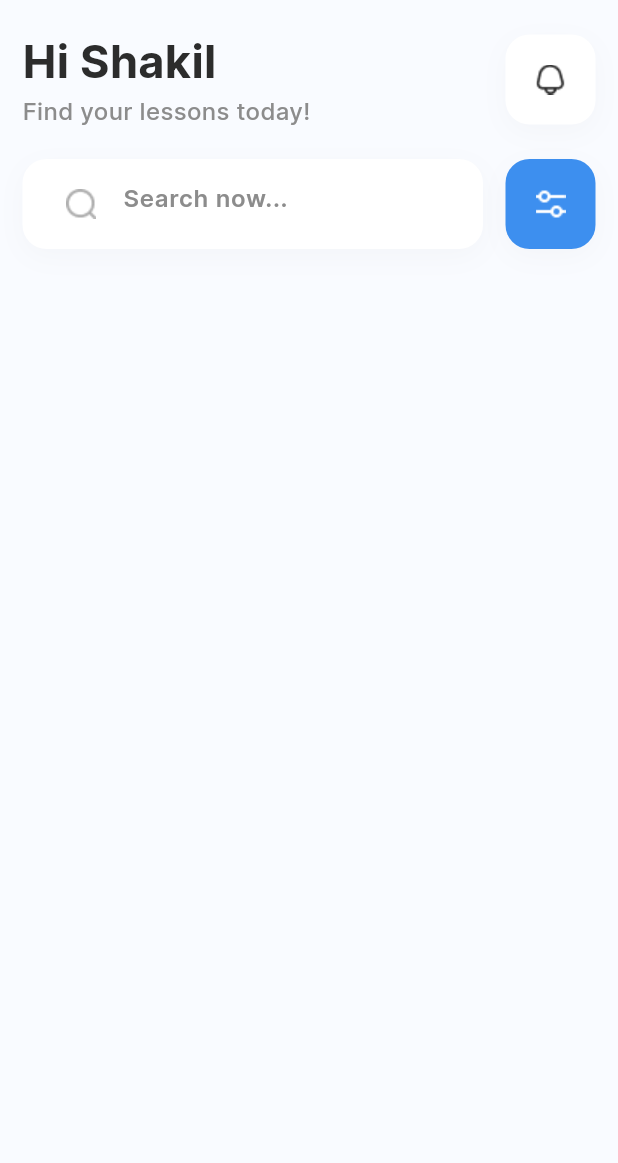
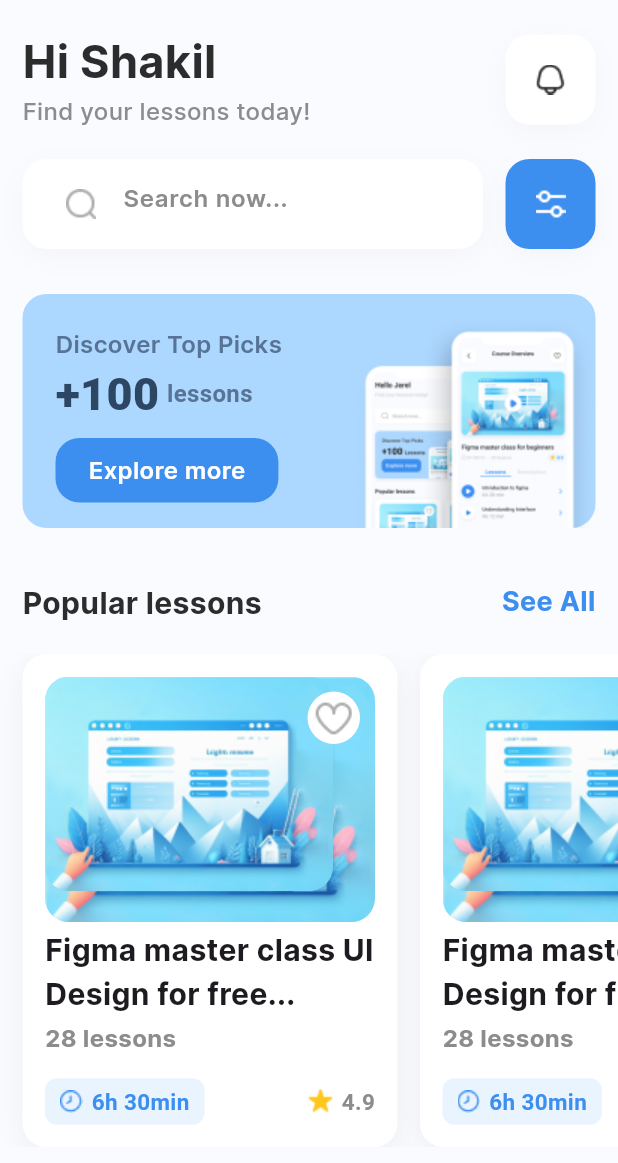
Before and after one commit to shakilahmed0369/e_learing_app_flutter, a Flutter app: the screen it shows after launch, on a phone screen of 412 x 824 dp. Shown: the top 1163 px of the screen. Run offline on Flutter 3.47's test engine with Material 3 defaults, Android fonts, the phone set to English and light mode, and no system bars.

Commit message:
add: lesson section complete

```diff
--- a/lib/screens/HomeScreen.dart
+++ b/lib/screens/HomeScreen.dart
@@ -1,4 +1,6 @@
 import 'package:e_learing_app/utils/ThemeColors.dart';
+import 'package:e_learing_app/widgets/CardWidget.dart';
+import 'package:e_learing_app/widgets/SearchWidget.dart';
 import 'package:flutter/material.dart';
 
 class HomeScreen extends StatefulWidget {
@@ -49,12 +51,12 @@
                       borderRadius: BorderRadius.circular(16),
                       boxShadow: [
                         BoxShadow(
-                            color: const Color.fromARGB(255, 190, 190, 190).withOpacity(0.1),
+                          color: const Color.fromARGB(255, 190, 190, 190)
+                              .withOpacity(0.1),
                           blurRadius: 15,
                           offset: const Offset(0, 5),
                         )
                       ],
-
                     ),
                     child: const Image(
                       image: AssetImage('assets/images/bell.png'),
@@ -65,82 +67,109 @@
                 ],
               ),
             ),
+            const SearchWidget(),
+            Container(
+              margin: EdgeInsets.only(top: 30, left: 15, right: 15),
+              width: double.maxFinite,
+              height: 156,
+              decoration: BoxDecoration(
+                color: Color(0xFFACD7FF),
+                borderRadius: BorderRadius.circular(16),
+              ),
+              child: Row(
+                mainAxisAlignment: MainAxisAlignment.spaceBetween,
+                crossAxisAlignment: CrossAxisAlignment.end,
+                children: [
                   Padding(
-              padding: EdgeInsets.only(top: 20, left: 15, right: 15),
-              child: Row(
+                    padding: EdgeInsets.only(left: 22, top: 22),
+                    child: Column(
+                      crossAxisAlignment: CrossAxisAlignment.start,
                       children: [
-                  Expanded(
-                    child: Container(
-                      margin: EdgeInsets.only(right: 15),
-                      padding: EdgeInsets.only(
-                          top: 6, left: 15, right: 15, bottom: 6),
-                      decoration: BoxDecoration(
-                          color: Colors.white,
-                          borderRadius: BorderRadius.circular(16),
-                          boxShadow: [
-                            BoxShadow(
-                            color: const Color.fromARGB(255, 190, 190, 190).withOpacity(0.1),
-                              blurRadius: 15,
-                              offset: const Offset(0, 5),
-                            )
-                          ]),
-                      child: TextField(
-                        decoration: InputDecoration(
-                          border: InputBorder.none,
-                          prefixIcon: SizedBox(
-                            child: Image(
-                                image: AssetImage('assets/images/search.png')),
+                        Text(
+                          "Discover Top Picks",
+                          style: TextStyle(
+                              fontSize: 16.0,
+                              color: Color(0xFF577395),
+                              fontFamily: 'Inter',
+                              fontWeight: FontWeight.w600),
                         ),
-                          hintText: 'Search now...',
-                          hintStyle: TextStyle(
-                              color: ThemeColors.textSecondaryColor,
-                              fontFamily: 'Inter',
-                              fontWeight: FontWeight.w600,
-                              fontSize: 16.0),
+                        Row(
+                          children: [
+                            Text(
+                              "+100",
+                              style: TextStyle(
+                                  fontWeight: FontWeight.w800,
+                                  fontSize: 30,
+                                  color: Color(0xFF2D4663)),
                             ),
+                            SizedBox(
+                              width: 5,
                             ),
-                    ),
-                  ),
-                  InkWell(
-                    onTap: () {
-                      showDialog(
-                          context: context,
-                          builder: (BuildContext context) {
-                            return AlertDialog(
-                              title: Text('Filter'),
-                              content: Text('lorem ipsum dolor sit amet ...'),
-                              actions: [
-                                TextButton(
-                                    onPressed: () {
-                                      Navigator.of(context).pop();
-                                    },
-                                    child: Text('Ok'))
-                              ],
-                            );
-                          });
-                    },
-                    child: Container(
-                      height: 60,
-                      width: 60,
-                      decoration: BoxDecoration(
-                        color: ThemeColors.primaryColor,
-                        borderRadius: BorderRadius.circular(16),
-                        boxShadow: [
-                          BoxShadow(
-                            color: const Color.fromARGB(255, 190, 190, 190).withOpacity(0.1),
-                            blurRadius: 15,
-                            offset: const Offset(0, 5),
+                            Text(
+                              "lessons",
+                              style: TextStyle(
+                                  fontSize: 16.0,
+                                  fontWeight: FontWeight.bold,
+                                  color: Color(0xFF577395)),
                             )
                           ],
                         ),
-                      child: const Image(
-                        image: AssetImage('assets/images/filter.png'),
-                        height: 30,
-                        width: 30,
-                      ),
+                        SizedBox(height: 8),
+                        Container(
+                          padding: EdgeInsets.only(
+                              left: 22, top: 10, right: 22, bottom: 10),
+                          decoration: BoxDecoration(
+                              color: ThemeColors.primaryColor,
+                              borderRadius: BorderRadius.circular(16)),
+                          child: Text(
+                            'Explore more',
+                            style: TextStyle(
+                                fontSize: 16.0,
+                                fontFamily: 'Inter',
+                                fontWeight: FontWeight.w600,
+                                color: Colors.white),
                           ),
                         )
                       ],
+                    ),
+                  ),
+                  Container(
+                    child: Image(image: AssetImage('assets/images/banner.png')),
+                  )
+                ],
+              ),
+            ),
+            Container(
+              margin: EdgeInsets.only(top: 35, left: 15, right: 15),
+              child: Row(
+                  mainAxisAlignment: MainAxisAlignment.spaceBetween,
+                  children: [
+                    Text(
+                      'Popular lessons',
+                      style: TextStyle(
+                        fontSize: 20,
+                        fontWeight: FontWeight.w700,
+                        fontFamily: 'Inter',
+                        color: Color(0xFF2C2C2C),
+                      ),
+                    ),
+                    Text(
+                      'See All',
+                      style: TextStyle(
+                        fontSize: 18,
+                        fontWeight: FontWeight.w700,
+                        fontFamily: 'Inter',
+                        color: ThemeColors.primaryColor,
+                      ),
+                    ),
+                  ]),
+            ),
+            const SizedBox(height: 20),
+            // List of courses
+            SingleChildScrollView(
+              scrollDirection: Axis.horizontal,
+              child: Row(
+                children: [CardWidget(), CardWidget(), CardWidget()],
               ),
             )
           ]),
--- /dev/null
+++ b/lib/widgets/CardWidget.dart
@@ -0,0 +1,112 @@
+import 'package:e_learing_app/utils/ThemeColors.dart';
+import 'package:flutter/material.dart';
+
+class CardWidget extends StatefulWidget {
+  const CardWidget({super.key});
+
+  @override
+  State<CardWidget> createState() => _CardWidgetState();
+}
+
+class _CardWidgetState extends State<CardWidget> {
+  @override
+  Widget build(BuildContext context) {
+    return Container(
+      width: 250,
+      margin: const EdgeInsets.only(left: 15),
+      padding: const EdgeInsets.only(top: 15, left: 15, right: 15, bottom: 15),
+      decoration: BoxDecoration(
+          color: Colors.white,
+          borderRadius: BorderRadius.circular(16),
+          boxShadow: [
+            BoxShadow(
+              color: const Color.fromARGB(255, 190, 190, 190).withOpacity(0.2),
+              blurRadius: 15,
+              offset: const Offset(0, 5),
+            )
+          ]),
+      child: Column(crossAxisAlignment: CrossAxisAlignment.start, children: [
+        Stack(children: [
+          SizedBox(
+            width: double.infinity,
+            child: ClipRRect(
+              borderRadius: BorderRadius.circular(16),
+              child: const Image(
+                image: AssetImage('assets/images/lession-1.png'),
+                fit: BoxFit.cover,
+              ),
+            ),
+          ),
+          ClipRRect(
+            borderRadius: BorderRadius.circular(16),
+            child: const Image(image: AssetImage('assets/images/lession-1.png')),
+          ),
+          Positioned(
+            top: 10,
+            right: 10,
+            child: Container(
+              width: 35,
+              height: 35,
+              decoration: const BoxDecoration(
+                color: Colors.white,
+                shape: BoxShape.circle,
+              ),
+              child: const Image(
+                image: AssetImage('assets/images/heart.png'),
+              ),
+            ),
+          )
+        ]),
+        const SizedBox(height: 4),
+        const Text(
+          'Figma master class UI Design for free...',
+          style: TextStyle(
+              fontFamily: 'Inter', fontSize: 20, fontWeight: FontWeight.bold),
+        ),
+        const SizedBox(height: 4),
+        const Text(
+          '28 lessons',
+          style: TextStyle(
+              fontFamily: 'Inter',
+              fontSize: 16,
+              color: ThemeColors.textSecondaryColor,
+              fontWeight: FontWeight.bold),
+        ),
+        const SizedBox(height: 15),
+        Row(
+          mainAxisAlignment: MainAxisAlignment.spaceBetween,
+          children: [
+            Container(
+              padding: const EdgeInsets.only(left: 10, top: 5, right: 10, bottom: 5),
+              decoration: BoxDecoration(
+                  color: const Color(0xFFEAF4FF),
+                  borderRadius: BorderRadius.circular(8)),
+              child: const Row(children: [
+                Image(image: AssetImage('assets/images/clock.png')),
+                SizedBox(width: 6),
+                Text(
+                  '6h 30min',
+                  style: TextStyle(
+                      fontWeight: FontWeight.bold,
+                      fontSize: 15,
+                      color: ThemeColors.primaryColor),
+                )
+              ]),
+            ),
+            const Row(children: [
+              Image(image: AssetImage('assets/images/star.png')),
+              SizedBox(width: 4),
+              Text(
+                '4.9',
+                style: TextStyle(
+                    fontWeight: FontWeight.bold,
+                    fontSize: 15,
+                    color: ThemeColors.textSecondaryColor),
+              )
+            ])
+          ],
+        )
+      ]),
+    );
+  }
+}
--- /dev/null
+++ b/lib/widgets/SearchWidget.dart
@@ -0,0 +1,88 @@
+import 'package:e_learing_app/utils/ThemeColors.dart';
+import 'package:flutter/material.dart';
+
+class SearchWidget extends StatelessWidget {
+  const SearchWidget({super.key});
+
+  @override
+  Widget build(BuildContext context) {
+    return Padding(
+      padding: EdgeInsets.only(top: 20, left: 15, right: 15),
+      child: Row(
+        children: [
+          Expanded(
+            child: Container(
+              margin: EdgeInsets.only(right: 15),
+              padding: EdgeInsets.only(top: 6, left: 15, right: 15, bottom: 6),
+              decoration: BoxDecoration(
+                  color: Colors.white,
+                  borderRadius: BorderRadius.circular(16),
+                  boxShadow: [
+                    BoxShadow(
+                      color: const Color.fromARGB(255, 190, 190, 190)
+                          .withOpacity(0.1),
+                      blurRadius: 15,
+                      offset: const Offset(0, 5),
+                    )
+                  ]),
+              child: const TextField(
+                decoration: InputDecoration(
+                  border: InputBorder.none,
+                  prefixIcon: SizedBox(
+                    child: Image(image: AssetImage('assets/images/search.png')),
+                  ),
+                  hintText: 'Search now...',
+                  hintStyle: TextStyle(
+                      color: ThemeColors.textSecondaryColor,
+                      fontFamily: 'Inter',
+                      fontWeight: FontWeight.w600,
+                      fontSize: 16.0),
+                ),
+              ),
+            ),
+          ),
+          InkWell(
+            onTap: () {
+              showDialog(
+                  context: context,
+                  builder: (BuildContext context) {
+                    return AlertDialog(
+                      title: Text('Filter'),
+                      content: Text('lorem ipsum dolor sit amet ...'),
+                      actions: [
+                        TextButton(
+                            onPressed: () {
+                              Navigator.of(context).pop();
+                            },
+                            child: Text('Ok'))
+                      ],
+                    );
+                  });
+            },
+            child: Container(
+              height: 60,
+              width: 60,
+              decoration: BoxDecoration(
+                color: ThemeColors.primaryColor,
+                borderRadius: BorderRadius.circular(16),
+                boxShadow: [
+                  BoxShadow(
+                    color: const Color.fromARGB(255, 190, 190, 190)
+                        .withOpacity(0.1),
+                    blurRadius: 15,
+                    offset: const Offset(0, 5),
+                  )
+                ],
+              ),
+              child: const Image(
+                image: AssetImage('assets/images/filter.png'),
+                height: 30,
+                width: 30,
+              ),
+            ),
+          )
+        ],
+      ),
+    );
+  }
+}
```
Also changed, not shown: assets/images/banner.png (added), assets/images/clock.png (added), assets/images/heart.png (added), assets/images/lession-1.png (added), assets/images/star.png (added). Lines whose indentation alone changed are shown as unchanged.
